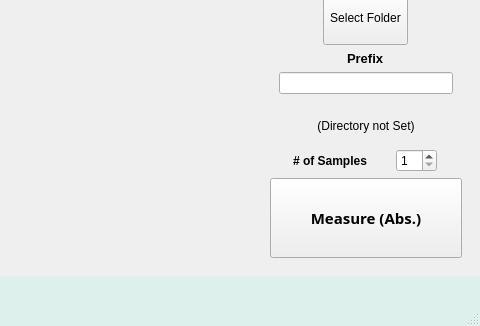
The window that spec_viewer.ui (David-Cai-CJ/spectrophotometer) describes before a commit, drawn with Qt 5; both pictures show x 719 to 1199 and y 374 to 700 of the 1199 by 700 pixel window.
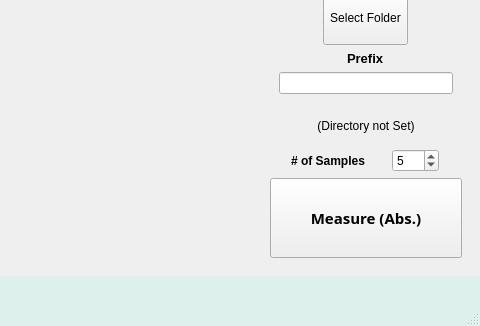
The same window after the commit. Custom widgets are drawn as their Qt base class.

```diff
--- a/spec_viewer.ui
+++ b/spec_viewer.ui
@@ -328,7 +328,10 @@
             <number>1</number>
            </property>
            <property name="maximum">
-            <number>50</number>
+            <number>200</number>
+           </property>
+           <property name="value">
+            <number>5</number>
            </property>
           </widget>
          </item>
```
